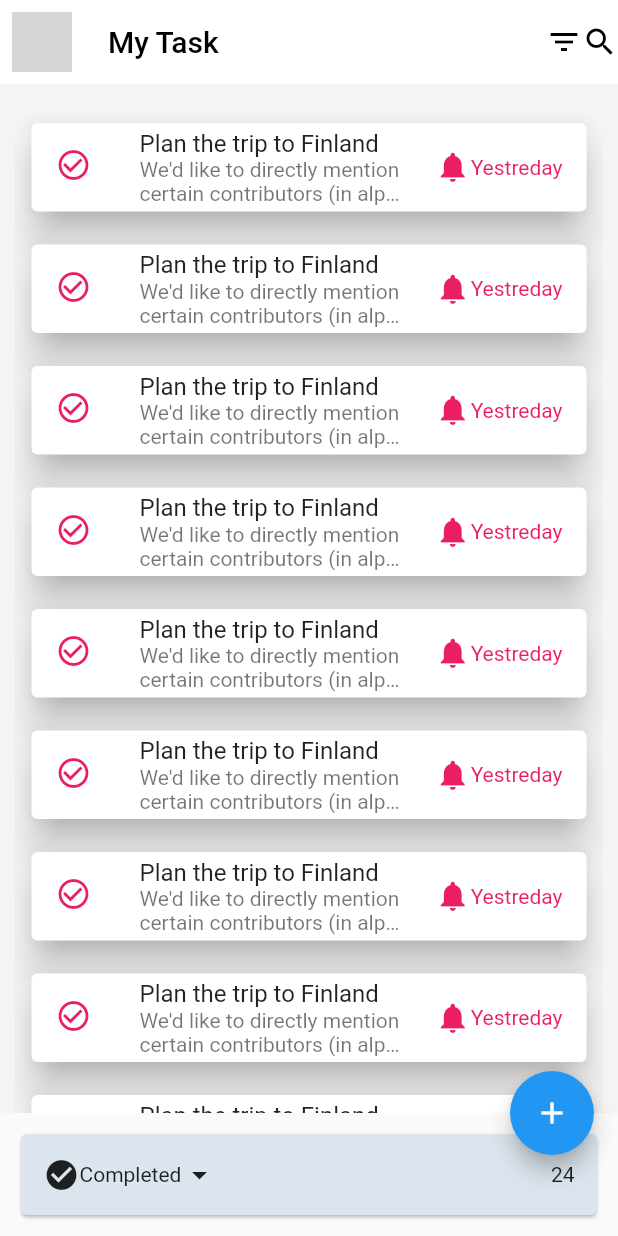
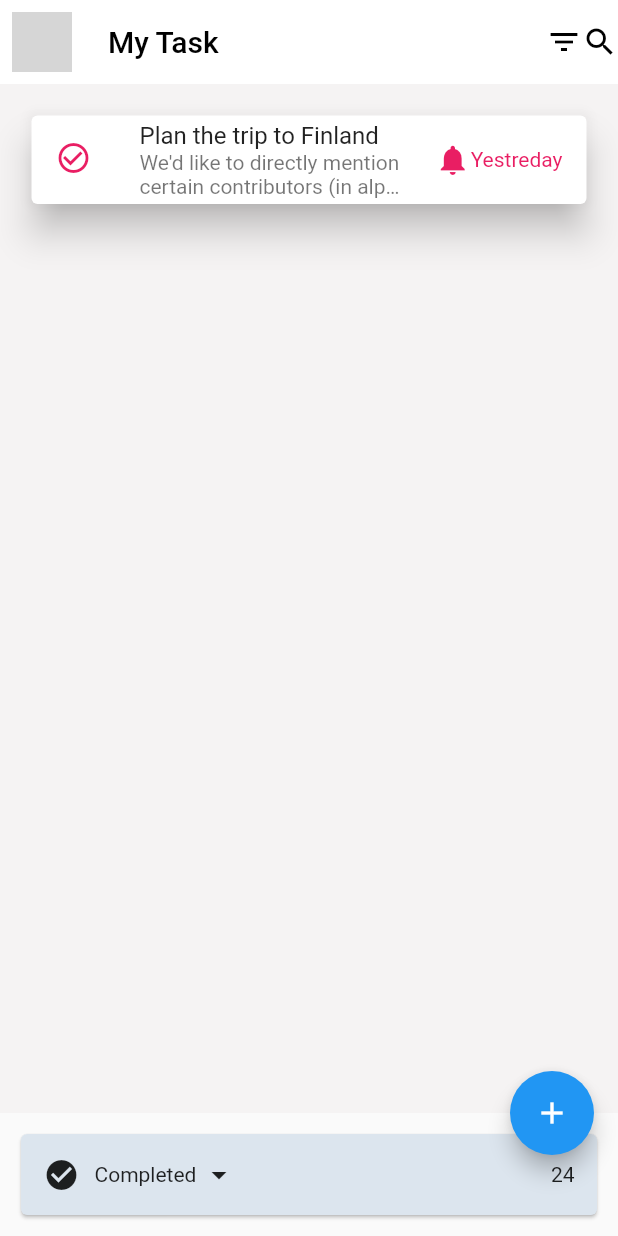
Before and after one commit to s-muel/my_first_todo, a Flutter app: the screen it shows after launch, on a phone screen of 412 x 824 dp. Run offline on Flutter 3.47's test engine with Material 2 defaults, Android fonts, the phone set to English and light mode, and no system bars; network calls fail; grey boxes are pictures that could not be loaded.

```diff
--- a/lib/home_view.dart
+++ b/lib/home_view.dart
@@ -27,19 +27,7 @@ class HomeView extends StatelessWidget {
         padding: const EdgeInsets.all(10.0),
         child: ListView(
           children: const [
-            SizedBox(
-              height: 5,
-            ),
             TodoWidget(),
-            TodoWidget(),
-            TodoWidget(),
-            TodoWidget(),
-            TodoWidget(),
-            TodoWidget(),
-            TodoWidget(),
-            TodoWidget(),
-            TodoWidget(),
-            TodoWidget()
           ],
         ),
       ),
@@ -57,13 +45,20 @@ class HomeView extends StatelessWidget {
             child: Row(
               children: const [
                 Icon(Icons.check_circle),
+                SizedBox(
+                  width: 10,
+                ),
                 Text("Completed"),
+                SizedBox(
+                  width: 3,
+                ),
                 Icon(Icons.arrow_drop_down),
                 Spacer(),
                 Text("24")
               ],
             ),
           ),
+
         ),
       ),
     );
--- a/lib/main.dart
+++ b/lib/main.dart
@@ -1,6 +1,8 @@
 import 'package:flutter/material.dart';
 
 import 'home_view.dart';
+
+
 
 void main() {
   runApp(const MyApp());
@@ -18,6 +20,7 @@ class MyApp extends StatelessWidget {
 
         primarySwatch: Colors.blue,
       ),
+      //This HomeView() is a class in home_view.dart
       home: const HomeView(),
     );
   }
```
